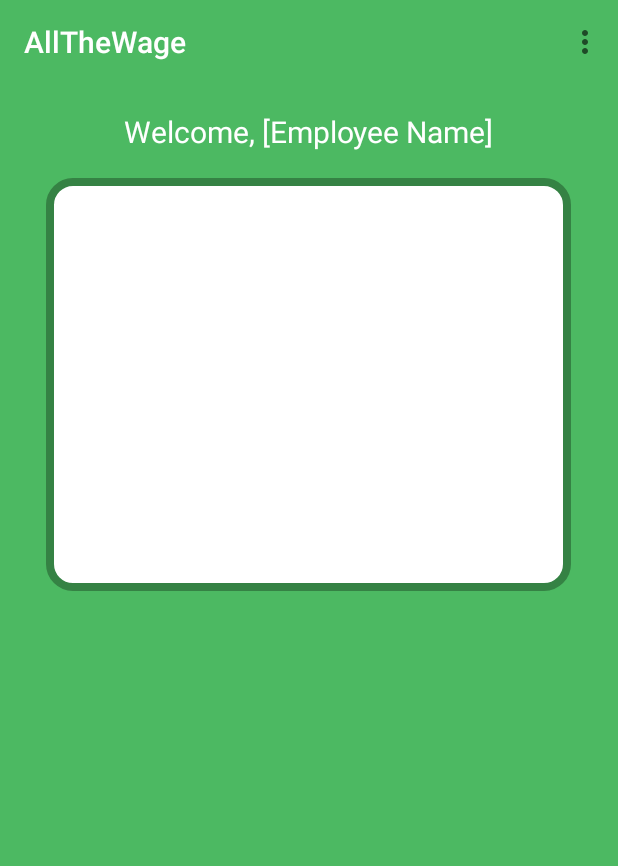
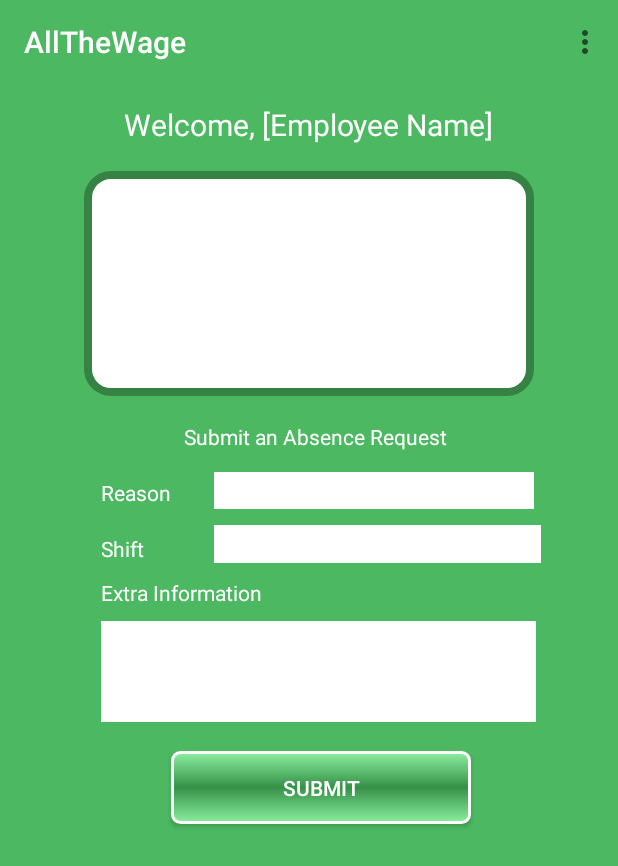
Before and after one commit to AllTheWage/AndroidAllTheWage, an Android app: the employee_home screen opened directly, with no data from a screen before it, on a phone screen of 412 x 824 dp. Shown: the top 866 px of the screen. Run offline under Robolectric (Android 15) with nearby library versions, the phone set to English and light mode, and no system bars; our stand-ins replace Firebase (no records; nobody signed in at launch, a user with empty details on screens opened directly); 2 statements that could not run were skipped.

Commit message:
Alex and Morgan: Added view for Employee requests

```diff
--- a/AllTheWage/app/src/main/res/layout/employee_home.xml
+++ b/AllTheWage/app/src/main/res/layout/employee_home.xml
@@ -1,5 +1,5 @@
 <?xml version="1.0" encoding="utf-8"?>
-<LinearLayout xmlns:android="http://schemas.android.com/apk/res/android"
+<RelativeLayout xmlns:android="http://schemas.android.com/apk/res/android"
     xmlns:app="http://schemas.android.com/apk/res-auto"
     android:orientation="vertical"
     android:layout_width="match_parent"
@@ -15,31 +15,116 @@
         android:minHeight="?attr/actionBarSize"
         android:titleTextColor="@android:color/white"></android.support.v7.widget.Toolbar>
 
-    <ScrollView
-        android:layout_width="match_parent"
-        android:layout_height="match_parent">
-        <RelativeLayout
-            android:layout_width="match_parent"
-            android:layout_height="match_parent">
+
     <TextView
         android:id="@+id/employeeWelcome"
         android:layout_width="wrap_content"
         android:layout_height="wrap_content"
+        android:layout_below="@+id/employee_home_toolbar"
+        android:layout_centerHorizontal="true"
+        android:layout_marginTop="13dp"
         android:text="Welcome, [Employee Name]"
         android:textColor="#fff"
-                android:textSize="20dp"
-                android:layout_marginTop="18dp"
-                android:layout_alignParentTop="true"
-                android:layout_centerHorizontal="true" />
+        android:textSize="20dp" />
 
             <ImageView
-                android:layout_width="350dp"
-                android:layout_height="275dp"
+                android:layout_width="300dp"
+                android:layout_height="150dp"
                 android:src="@drawable/rectangle"
                 android:id="@+id/imageView"
                 android:layout_marginTop="17dp"
                 android:layout_below="@+id/employeeWelcome"
                 android:layout_centerHorizontal="true" />
+
+    <TextView
+        android:id="@+id/textView4"
+        android:layout_width="match_parent"
+        android:layout_height="wrap_content"
+        android:layout_alignParentStart="true"
+        android:layout_below="@+id/imageView"
+        android:layout_marginStart="8dp"
+        android:layout_marginTop="17dp"
+        android:gravity="center"
+        android:text="Submit an Absence Request"
+        android:textColor="#fff" />
+
+    <TextView
+        android:id="@+id/requestReasonTV"
+        android:layout_width="wrap_content"
+        android:layout_height="wrap_content"
+        android:layout_alignStart="@+id/imageView"
+        android:layout_below="@+id/textView4"
+        android:layout_marginStart="11dp"
+        android:layout_marginTop="18dp"
+        android:text="Reason"
+        android:textColor="#fff" />
+
+    <TextView
+        android:id="@+id/requestShiftTV"
+        android:layout_width="wrap_content"
+        android:layout_height="wrap_content"
+        android:layout_alignStart="@+id/requestReasonTV"
+        android:layout_below="@+id/requestReasonTV"
+        android:layout_marginTop="18dp"
+        android:text="Shift"
+        android:textColor="#fff"/>
+
+    <EditText
+        android:id="@+id/requestReasonET"
+        android:layout_width="wrap_content"
+        android:layout_height="wrap_content"
+        android:layout_alignBaseline="@+id/requestReasonTV"
+        android:layout_alignBottom="@+id/requestReasonTV"
+        android:layout_alignEnd="@+id/imageView"
+        android:background="#fff"
+        android:ems="10"
+        android:inputType="textPersonName" />
+
+    <Spinner
+        android:id="@+id/requestShiftSpinner"
+        android:layout_width="218dp"
+        android:layout_height="25dp"
+        android:layout_alignBottom="@+id/requestShiftTV"
+        android:layout_alignStart="@+id/requestReasonET"
+        android:background="#ffffff"
+        android:ems="10"
+        android:inputType="textPersonName"
+        android:popupBackground="#ffffff"
+        android:text="Name" />
+
+    <TextView
+        android:id="@+id/ExtraInfoTV"
+        android:layout_width="wrap_content"
+        android:layout_height="wrap_content"
+        android:layout_alignStart="@+id/requestShiftTV"
+        android:layout_below="@+id/requestShiftTV"
+        android:layout_marginTop="10dp"
+        android:text="Extra Information"
+        android:textColor="#fff"/>
+
+    <EditText
+        android:id="@+id/ExtraInfoET"
+        android:layout_width="290dp"
+        android:layout_height="wrap_content"
+        android:layout_alignStart="@+id/ExtraInfoTV"
+        android:layout_below="@+id/ExtraInfoTV"
+        android:layout_marginTop="9dp"
+        android:ems="10"
+        android:inputType="textMultiLine"
+        android:lines="3"
+        android:background="#fff" />
+
+    <Button
+        android:id="@+id/submitRequestButton"
+        android:layout_width="200dp"
+        android:layout_height="wrap_content"
+        android:layout_below="@+id/ExtraInfoET"
+        android:layout_marginTop="19dp"
+        android:layout_toEndOf="@+id/requestReasonTV"
+        android:gravity="center"
+        android:text="Submit"
+        android:textColor="#fff"
+        android:background="@drawable/custom_button1"/>
+
+
 </RelativeLayout>
-    </ScrollView>
-</LinearLayout>
```
Lines whose indentation alone changed are shown as unchanged.
